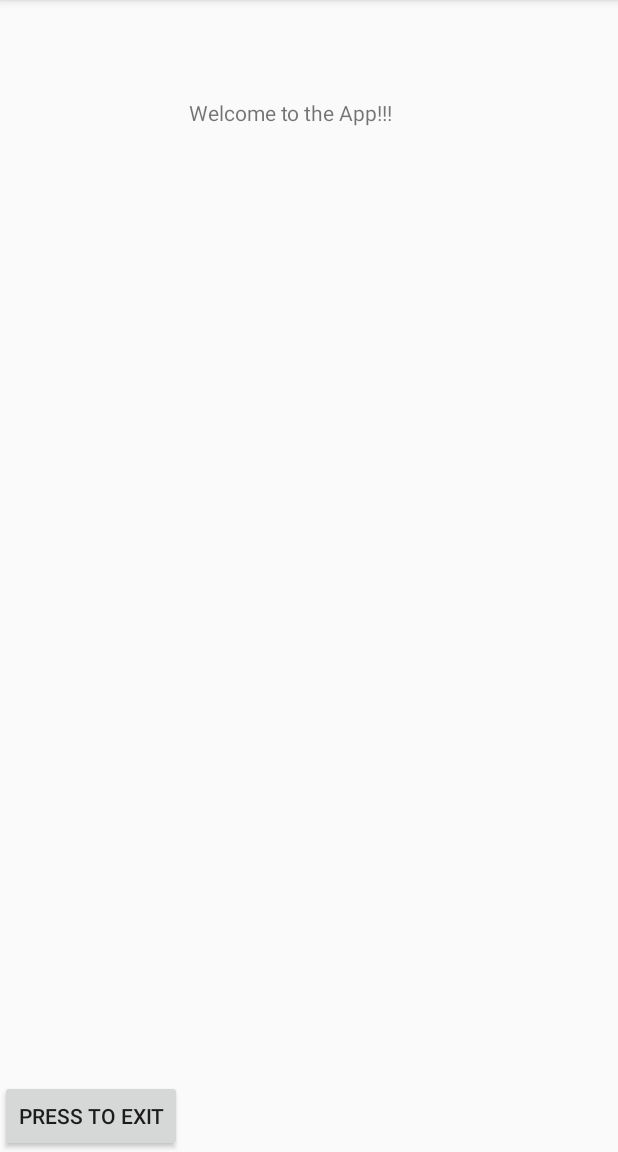
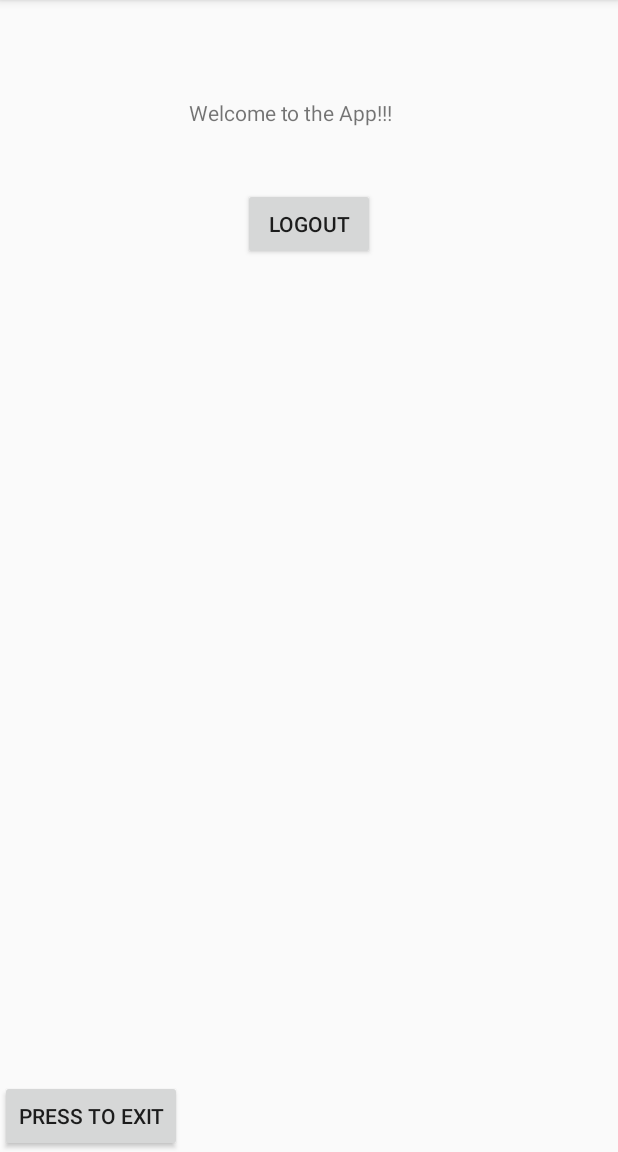
Before and after one commit to jcampb98/HonoursProjectApp, an Android app: the screen it shows after launch (Home), on a phone screen of 412 x 824 dp, the part 84-1236 px from its top. Run offline under Robolectric (Android 15) with nearby library versions, the phone set to English and light mode, and no system bars.

Commit message:
created and implemented the logout button function into the home page class
Signed-off-by: jcampb98 <caboose768@gmail.com>

```diff
--- a/app/src/main/res/layout/activity_home.xml
+++ b/app/src/main/res/layout/activity_home.xml
@@ -5,6 +5,15 @@
     android:layout_width="match_parent"
     android:layout_height="match_parent"
     tools:context="com.razormist.simpleregistrationandloginapplication.Home">
+
+    <Button
+        android:text="Logout"
+        android:layout_width="wrap_content"
+        android:layout_height="wrap_content"
+        android:layout_alignParentTop="true"
+        android:layout_centerHorizontal="true"
+        android:layout_marginTop="125dp"
+        android:id="@+id/buttonLogout" />
 
     <TextView
         android:layout_width="wrap_content"
--- a/app/src/main/res/values/strings.xml
+++ b/app/src/main/res/values/strings.xml
@@ -2,4 +2,7 @@
     <string name="app_name">Screen Health Application</string>
     <string name="title_activity_login">Login</string>
     <string name="title_activity_main2">Main2Activity</string>
+    <string-array name="dropdown_activity_home">
+        <item>Logout</item>
+    </string-array>
 </resources>
```
Also changed, not shown: app/src/main/java/com/razormist/simpleregistrationandloginapplication/Home.java (+36 -2 lines).
